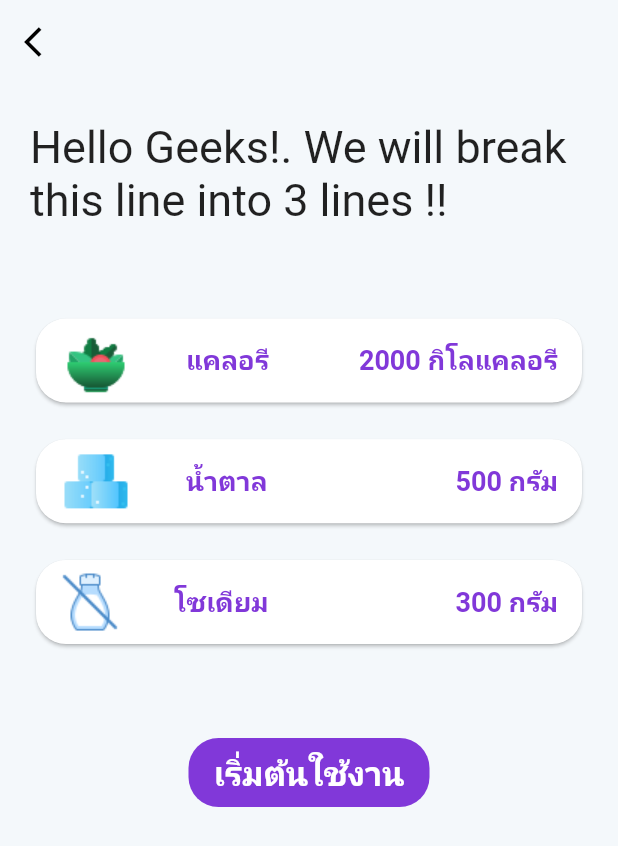
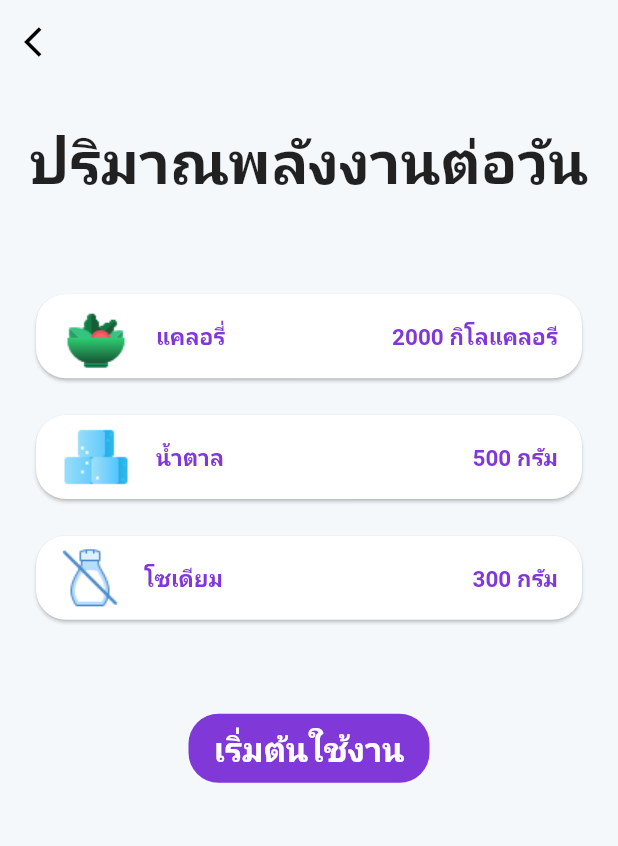
Before and after one commit to cickpoo0121/elder_eate, a Flutter app: the Individual screen opened by its route, on a phone screen of 412 x 824 dp. Shown: the top 846 px of the screen. Run offline on Flutter 3.47's test engine with Material 2 defaults, Android fonts, the phone set to English and light mode, and no system bars; drawn by our look-alikes of auto_size_text; our stand-ins replace flutter_svg, getwidget; missing offline and left inert: flutter_line_sdk; Roboto replaces fonts that are missing (IBMPlexSansThai).

Commit message:
Respontive Register done

```diff
--- a/lib/component/nutrition.dart
+++ b/lib/component/nutrition.dart
@@ -27,7 +27,7 @@ class _NutritionState extends State<Nutrition> {
     "assets/images/sugar.png",
     "assets/images/sodium.png"
   ];
-  List<String> _nutritionName = ["แคลอรี", "น้ำตาล", "โซเดียม"];
+  List<String> _nutritionName = ["แคลอรี่", "น้ำตาล", "โซเดียม"];
   List<Color> _color = [pCaloriesColor, pSugarColor, pSodiumColor];
 
   @override
@@ -56,14 +56,15 @@ class _NutritionState extends State<Nutrition> {
                 child: ListTile(
                   leading: Image.asset(_icon[index]),
                   title: Padding(
-                    padding: const EdgeInsets.only(left: 20),
+                    padding: const EdgeInsets.only(left: 0),
                     child: Text(
                       _nutritionName[index],
+
                       // textAlign: TextAlign.left,
                       style: TextStyle(
                           color: pDetailTxtColor,
                           fontWeight: FontWeight.bold,
-                          fontSize: 18),
+                          fontSize:  15),
                     ),
                   ),
                   trailing: index == 0
@@ -72,7 +73,7 @@ class _NutritionState extends State<Nutrition> {
                           style: TextStyle(
                               color: pDetailTxtColor,
                               fontWeight: FontWeight.bold,
-                              fontSize: 18),
+                              fontSize: 15),
                         )
                       : index == 1
                           ? Text(
@@ -80,14 +81,14 @@ class _NutritionState extends State<Nutrition> {
                               style: TextStyle(
                                   color: pDetailTxtColor,
                                   fontWeight: FontWeight.bold,
-                                  fontSize: 18),
+                                  fontSize: 15),
                             )
                           : Text(
                               "${_sodium} กรัม",
                               style: TextStyle(
                                   color: pDetailTxtColor,
                                   fontWeight: FontWeight.bold,
-                                  fontSize: 18),
+                                  fontSize: 15),
                             ),
                 ),
               ),
--- a/lib/main.dart
+++ b/lib/main.dart
@@ -25,7 +25,7 @@ void main() {
   runApp(
     MaterialApp(
       // home: Init(),
-      initialRoute: '/Init',
+      initialRoute: '/Individual',
       routes: {
         '/Init': (context) => Init(),
         '/Username': (context) => Username(),
--- a/lib/screens/init/individual.dart
+++ b/lib/screens/init/individual.dart
@@ -1,7 +1,7 @@
 import 'package:elder_eate/component/nutrition.dart';
 import 'package:elder_eate/constant.dart';
 import 'package:flutter/material.dart';
-import 'package:auto_size_text/auto_size_text.dart';
+// import 'package:auto_size_text/auto_size_text.dart';
 
 class Individual extends StatefulWidget {
   const Individual({Key? key}) : super(key: key);
@@ -34,16 +34,19 @@ class _IndividualState extends State<Individual> {
                   height: size.height * 0.03,
                 ),
                 Container(
-                  child: AutoSizeText(
-                    'Hello Geeks!. We will break this line into 3 lines !!',
-                    style: TextStyle(fontSize: 30.0),
-                    maxLines: 3,
+                  // child: AutoSizeText(
+                  //   'Hello Geeks!. We will break this line into 3 lines !!',
+                  //   style: TextStyle(fontSize: 30.0),
+                  //   maxLines: 3,
+                  // ),
+                  child: FittedBox(
+                    child:Text(
+                    _text,
+                    textAlign: TextAlign.center,
+                    style: TextStyle(fontSize: 50, fontWeight: FontWeight.bold),
                   ),
-                  // child: Text(
-                  //   _text,
-                  //   textAlign: TextAlign.center,
-                  //   style: TextStyle(fontSize: 50, fontWeight: FontWeight.bold),
-                  // ),
+                  )
+
                 ),
                 SizedBox(
                   height: size.height * 0.05,
@@ -60,10 +63,13 @@ class _IndividualState extends State<Individual> {
                       Navigator.pushNamedAndRemoveUntil(
                           context, '/Home', (route) => false);
                     },
-                    child: Text(
+                    child: FittedBox(
+                      child:  Text(
                       "เริ่มต้นใช้งาน",
                       style: Theme.of(context).textTheme.headline5,
                     ),
+                    )
+
                   ),
                 )
               ],
--- a/pubspec.yaml
+++ b/pubspec.yaml
@@ -32,7 +32,7 @@ dependencies:
   flutter_svg: ^0.22.0
   getwidget: ^2.0.3
   flutter_line_sdk: ^2.0.0
-  auto_size_text: ^2.1.0
+  # auto_size_text: ^2.1.0
 
 dev_dependencies:
   flutter_test:
```
Also changed, not shown: pubspec.lock.
